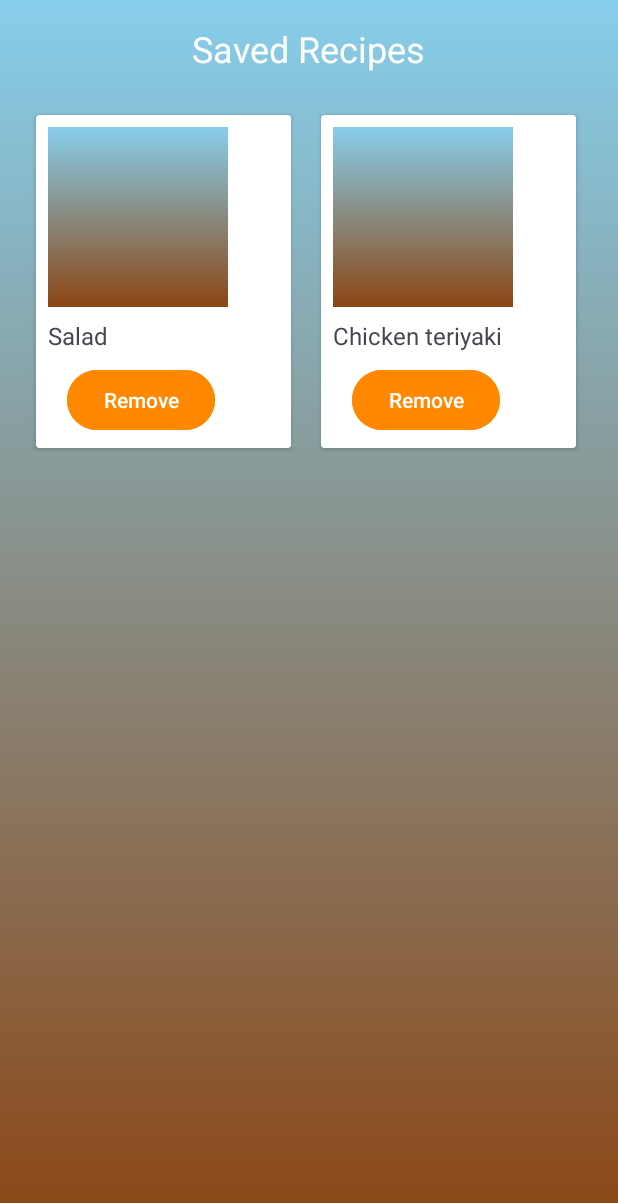
After one commit to mgg7934/reduce_food_wastage_app, an Android app: the SavedRecipesActivity screen opened directly, with no data from a screen before it, on a phone screen of 412 x 824 dp. The commit adds this screen. Shown: the top 1203 px of the screen. Run offline under Robolectric (Android 15) with nearby library versions, the phone set to English and light mode, and no system bars.

Commit message:
added saved recipes in settings

```diff
--- a/app/src/main/AndroidManifest.xml
+++ b/app/src/main/AndroidManifest.xml
@@ -38,7 +38,9 @@
         <activity
             android:name=".ProfileActivity"
             android:exported="true"/>
-
+        <activity
+            android:name=".SavedRecipesActivity"
+            android:exported="true"/>
         <activity
             android:name=".PurchaseHistoryActivity"
             android:exported="true"/>
--- /dev/null
+++ b/app/src/main/java/com/example/reduce_food_wastage_app/SavedRecipesActivity.java
@@ -0,0 +1,71 @@
+package com.example.reduce_food_wastage_app;
+
+
+import android.content.Intent;
+import android.os.Bundle;
+import android.view.LayoutInflater;
+import android.view.View;
+import android.widget.Button;
+import android.widget.GridLayout;
+import android.widget.ImageView;
+import android.widget.TextView;
+import android.widget.Toast;
+
+import androidx.appcompat.app.AppCompatActivity;
+import androidx.cardview.widget.CardView;
+
+public class SavedRecipesActivity extends AppCompatActivity {
+
+    private CardView cardview1, cardView2;
+    private Button btnRemove, btnRemove2;
+
+    @Override
+    protected void onCreate(Bundle savedInstanceState) {
+        super.onCreate(savedInstanceState);
+        setContentView(R.layout.activity_saved_recipes);
+
+        cardview1 = findViewById(R.id.cardview1);
+        cardView2 = findViewById(R.id.cardview2);
+        btnRemove = findViewById(R.id.btnRemove);
+        btnRemove2 = findViewById(R.id.btnRemove2);
+
+        cardview1.setOnClickListener(new View.OnClickListener() {
+            @Override
+            public void onClick(View v) {
+                // Navigate to Salad
+                setContentView(R.layout.activity_salad);
+
+            }
+        });
+
+        cardView2.setOnClickListener(new View.OnClickListener() {
+            @Override
+            public void onClick(View v) {
+                Toast.makeText(SavedRecipesActivity.this, "Profile Clicked", Toast.LENGTH_SHORT).show();
+                // Navigate to Chicken Teriyaki
+                setContentView(R.layout.activity_chicken_teriyaki);
+
+            }
+        });
+
+        btnRemove.setOnClickListener(new View.OnClickListener() {
+            @Override
+            public void onClick(View v) {
+                Toast.makeText(SavedRecipesActivity.this, "Removed", Toast.LENGTH_SHORT).show();
+
+            }
+        });
+
+
+        btnRemove2.setOnClickListener(new View.OnClickListener() {
+            @Override
+            public void onClick(View v) {
+                Toast.makeText(SavedRecipesActivity.this, "Removed", Toast.LENGTH_SHORT).show();
+
+            }
+        });
+
+
+    }
+
+}
--- /dev/null
+++ b/app/src/main/res/layout/activity_saved_recipes.xml
@@ -0,0 +1,128 @@
+<?xml version="1.0" encoding="utf-8"?>
+<ScrollView
+    xmlns:android="http://schemas.android.com/apk/res/android"
+    android:layout_width="match_parent"
+    android:layout_height="match_parent"
+    android:padding="16dp"
+    android:background="@drawable/gradient_background">
+
+    <LinearLayout
+        android:layout_width="match_parent"
+        android:layout_height="wrap_content"
+        android:orientation="vertical">
+
+        <TextView
+            android:id="@+id/titleText"
+            android:layout_width="wrap_content"
+            android:layout_height="wrap_content"
+            android:text="Saved Recipes"
+            android:textSize="24sp"
+            android:textColor="@color/white"
+            android:layout_gravity="center"
+            android:layout_marginBottom="20dp" />
+
+        <!-- GridLayout with 2 columns to display 2 card views side by side -->
+        <GridLayout
+            android:id="@+id/gridLayoutRecipes"
+            android:layout_width="match_parent"
+            android:layout_height="wrap_content"
+            android:columnCount="2"
+            android:rowCount="1"
+            android:layout_gravity="center">
+
+            <!-- Example of a single recipe card (multiple will be dynamically added) -->
+            <androidx.cardview.widget.CardView
+                android:layout_width="170dp"
+                android:layout_height="wrap_content"
+                android:layout_margin="8dp"
+                android:elevation="4dp"
+                android:id="@+id/cardview1"
+                android:layout_gravity="center">
+
+                <LinearLayout
+                    android:layout_width="140dp"
+                    android:layout_height="wrap_content"
+                    android:orientation="vertical"
+                    android:padding="8dp">
+
+                    <ImageView
+                        android:id="@+id/imgFood"
+                        android:layout_width="120dp"
+                        android:layout_height="120dp"
+                        android:src="@drawable/gradient_background"
+                        android:scaleType="centerCrop"/>
+
+                    <TextView
+                        android:id="@+id/tvFoodTitle"
+                        android:layout_width="wrap_content"
+                        android:layout_height="wrap_content"
+                        android:text="Salad"
+                        android:textSize="16sp"
+                        android:layout_marginTop="8dp"
+                        android:gravity="center"/>
+
+                    <Button
+                        android:id="@+id/btnRemove"
+                        android:layout_width="wrap_content"
+                        android:layout_height="wrap_content"
+                        android:text="Remove"
+                        android:textColor="@android:color/white"
+                        android:backgroundTint="@android:color/holo_orange_dark"
+                        android:layout_marginTop="8dp"
+                        android:layout_gravity="center"/>
+
+                </LinearLayout>
+
+            </androidx.cardview.widget.CardView>
+
+
+            <!-- Example of a single recipe card (multiple will be dynamically added) -->
+            <androidx.cardview.widget.CardView
+                android:layout_width="170dp"
+                android:layout_height="wrap_content"
+                android:layout_margin="8dp"
+                android:elevation="4dp"
+                android:id="@+id/cardview2"
+                android:layout_gravity="center">
+
+                <LinearLayout
+                    android:layout_width="140dp"
+                    android:layout_height="wrap_content"
+                    android:orientation="vertical"
+                    android:padding="8dp">
+
+                    <ImageView
+                        android:id="@+id/imgFood2"
+                        android:layout_width="120dp"
+                        android:layout_height="120dp"
+                        android:src="@drawable/gradient_background"
+                        android:scaleType="centerCrop"/>
+
+                    <TextView
+                        android:id="@+id/tvFoodTitle2"
+                        android:layout_width="wrap_content"
+                        android:layout_height="wrap_content"
+                        android:text="Chicken teriyaki"
+                        android:textSize="16sp"
+                        android:layout_marginTop="8dp"
+                        android:gravity="center"/>
+
+                    <Button
+                        android:id="@+id/btnRemove2"
+                        android:layout_width="wrap_content"
+                        android:layout_height="wrap_content"
+                        android:text="Remove"
+                        android:textColor="@android:color/white"
+                        android:backgroundTint="@android:color/holo_orange_dark"
+                        android:layout_marginTop="8dp"
+                        android:layout_gravity="center"/>
+
+                </LinearLayout>
+
+            </androidx.cardview.widget.CardView>
+
+        </GridLayout>
+
+    </LinearLayout>
+
+</ScrollView>
```
Also changed, not shown: app/src/main/java/com/example/reduce_food_wastage_app/PurchaseHistoryActivity.java (+20 -1 lines), app/src/main/java/com/example/reduce_food_wastage_app/SettingsActivity.java (+9 -9 lines), app/src/main/res/layout/activity_chicken_teriyaki.xml (added, +76 -0 lines), app/src/main/res/layout/activity_purchase_history.xml (+103 -1 lines), app/src/main/res/layout/activity_salad.xml (added, +76 -0 lines).
